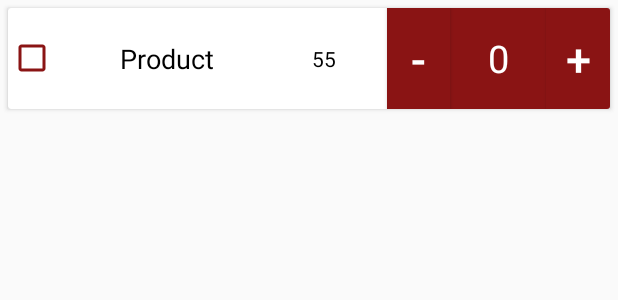
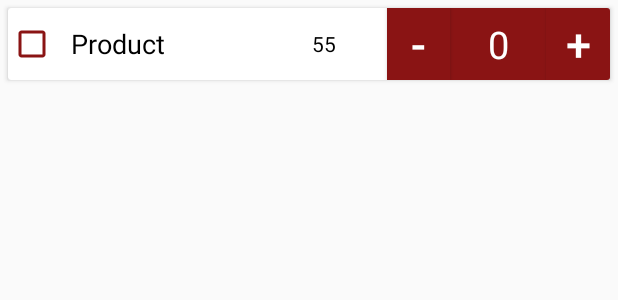
Before and after one commit to saadibnelukman/ncplnfml, an Android app: the layout product_card.xml on its own in the app's theme, with its tools: preview values and no code run, on a phone screen of 412 x 824 dp. Shown: the top 300 px of the screen. Run offline under Robolectric (Android 15) with nearby library versions, the phone set to English and light mode, and no system bars.

Commit message:
Cart height fixed

```diff
--- a/app/src/main/res/layout/product_card.xml
+++ b/app/src/main/res/layout/product_card.xml
@@ -3,7 +3,7 @@
     xmlns:app="http://schemas.android.com/apk/res-auto"
     xmlns:android="http://schemas.android.com/apk/res/android"
     android:layout_width="match_parent"
-    android:layout_height="@dimen/_60sdp"
+    android:layout_height="wrap_content"
     android:orientation="vertical"
     android:gravity="center">
     <androidx.cardview.widget.CardView
@@ -34,13 +34,12 @@
             <TextView
                 android:id="@+id/productTextView"
                 android:layout_width="0dp"
-                android:layout_height="match_parent"
+                android:layout_height="wrap_content"
                 android:text="Product"
                 android:layout_weight="3"
                 android:textSize="18sp"
                 android:textColor="@color/black"
-                android:gravity="center"
-                android:maxLines="2"
+                android:gravity="center_vertical"
                 />
 
             <TextView
@@ -56,7 +55,7 @@
             <Button
                 android:id="@+id/dBtn"
                 android:layout_width="0dp"
-                android:layout_height="match_parent"
+                android:layout_height="wrap_content"
                 android:layout_weight="1"
                 android:text="-"
                 android:textColor="@color/white"
@@ -67,7 +66,7 @@
             <EditText
                 android:id="@+id/qty"
                 android:layout_width="0dp"
-                android:layout_height="match_parent"
+                android:layout_height="48dp"
                 android:layout_weight="1.5"
                 android:textColor="@android:color/white"
                 android:inputType="number"
@@ -79,7 +78,7 @@
             <Button
                 android:id="@+id/iBtn"
                 android:layout_width="0dp"
-                android:layout_height="match_parent"
+                android:layout_height="wrap_content"
                 android:layout_weight="1"
                 android:text="+"
                 android:textColor="@color/white"
```
